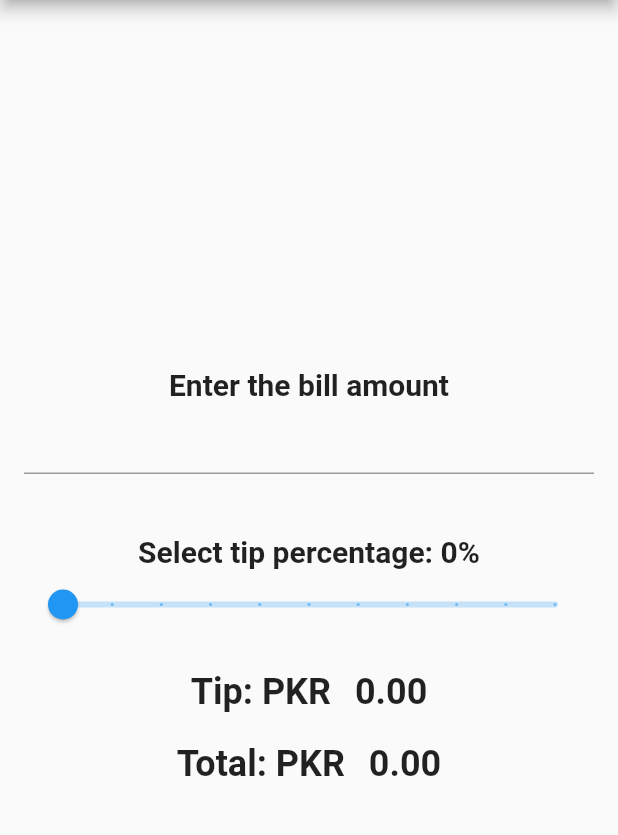
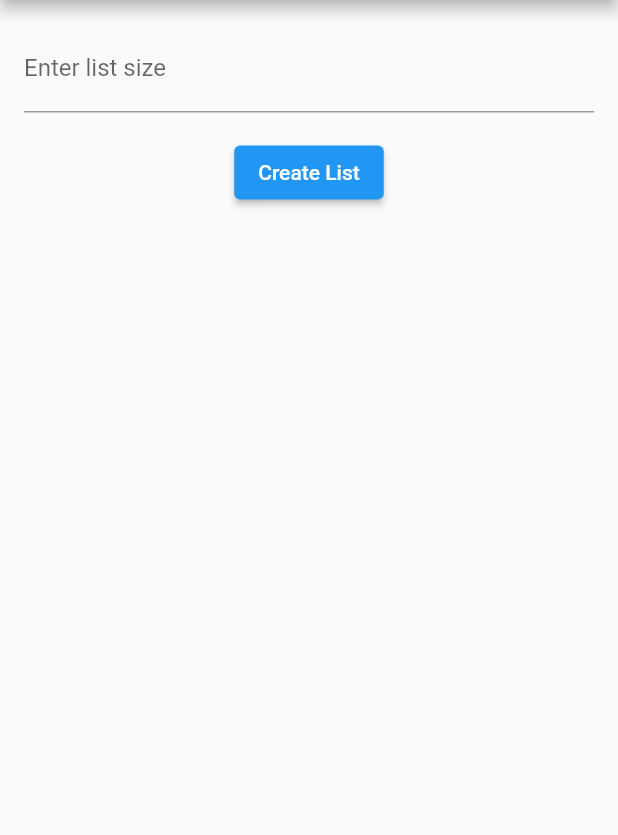
Before and after one commit to HafizAwaiskhan/The-Flutter-Way, a Flutter app: the screen it shows after launch, on a phone screen of 412 x 824 dp, the part 84-919 px from its top. Run offline on Flutter 3.47's test engine with Material 2 defaults, Android fonts, the phone set to English and light mode, and no system bars; our stand-ins replace google_fonts.

Commit message:
Adding grocery list view + separate tip calculator class

```diff
--- /dev/null
+++ b/lib/grocery_list_view.dart
@@ -0,0 +1,52 @@
+import 'package:flutter/material.dart';
+
+class GroceryListView extends StatefulWidget {
+  const GroceryListView({super.key});
+
+  @override
+  _GroceryListViewState createState() => _GroceryListViewState();
+}
+
+class _GroceryListViewState extends State<GroceryListView> {
+  final TextEditingController _listSizeController = TextEditingController();
+  List<String> groceryList = [];
+
+  @override
+  Widget build(BuildContext context) {
+    return Column(
+      children: <Widget>[
+        Padding(
+          padding: const EdgeInsets.all(16.0),
+          child: TextField(
+            controller: _listSizeController,
+            decoration: const InputDecoration(labelText: 'Enter list size'),
+            keyboardType: TextInputType.number,
+          ),
+        ),
+        ElevatedButton(
+          onPressed: () {
+            final int listSize = int.tryParse(_listSizeController.text) ?? 0;
+            setState(() {
+              groceryList = List.generate(
+                listSize,
+                    (index) => 'Item ${index + 1}',
+              );
+            });
+          },
+          child: const Text('Create List'),
+        ),
+        Expanded(
+          child: ListView.builder(
+            itemCount: groceryList.length,
+            itemBuilder: (context, index) {
+              return ListTile(
+                leading: const Icon(Icons.star),
+                title: Text(groceryList[index]),
+              );
+            },
+          ),
+        ),
+      ],
+    );
+  }
+}
--- a/lib/main.dart
+++ b/lib/main.dart
@@ -1,116 +1,45 @@
 import 'package:flutter/material.dart';
 import 'app_strings.dart';
 import 'app_logic.dart';
+import 'grocery_list_view.dart';
 import 'text_styles.dart';
 
 void main() {
-  runApp(const MyApp());
+  runApp( MyApp());
 }
 
 class MyApp extends StatelessWidget {
-  const MyApp({super.key});
 
   @override
   Widget build(BuildContext context) {
-    return const MaterialApp(
-      home: TipCalculator(),
+    return MaterialApp(
+      home: CustomApp()
     );
   }
 }
 
-class TipCalculator extends StatefulWidget {
-  const TipCalculator({super.key});
+class CustomApp extends StatelessWidget {
+  CustomApp({super.key});
 
-  @override
-  _TipCalculatorState createState() => _TipCalculatorState();
-}
-
-class _TipCalculatorState extends State<TipCalculator> {
   final TextEditingController billAmountController = TextEditingController();
   final TipCalculatorLogic logic = TipCalculatorLogic();
 
   @override
   Widget build(BuildContext context) {
     return Scaffold(
-      appBar: AppBar(
-        title: Text(
-          appStrings['appTitle']!,
-          style: CustomTextStyles.textStyle24Bold
-        ),
-        centerTitle: true,
+      appBar: buildAppBar(),
+      // body: TipCalculatorBody(billAmountController: billAmountController,logic: logic), // Use the GroceryListView here
+      body: const GroceryListView(),
+    );
+  }
+
+  AppBar buildAppBar() {
+    return AppBar(
+      title: Text(
+        appStrings['appTitle']!,
+        style: CustomTextStyles.textStyle24Bold,
       ),
-      body: Center(
-        child: Padding(
-          padding: const EdgeInsets.all(16.0),
-          child: Column(
-            mainAxisAlignment: MainAxisAlignment.center,
-            children: <Widget>[
-              Text(
-                appStrings['billAmount']!,
-                style: CustomTextStyles.textStyle20SemiBold
-              ),
-              TextField(
-                keyboardType: TextInputType.number,
-                controller: billAmountController,
-                onChanged: (value) {
-                  setState(() {
-                    logic.billAmount = double.tryParse(value) ?? 0.0;
-                  });
-                },
-              ),
-              const Padding(padding: EdgeInsets.symmetric(vertical: 20.0)),
-              Text(
-                '${appStrings['selectTipPercentage']} ${logic.tipPercentage.toStringAsFixed(0)}%',
-                style: CustomTextStyles.textStyle20SemiBold
-              ),
-              Slider(
-                value: logic.tipPercentage,
-                min: 0,
-                max: 30,
-                divisions: 10,
-                onChanged: (value) {
-                  setState(() {
-                    logic.tipPercentage = value;
-                  });
-                },
-              ),
-              const Padding(padding: EdgeInsets.symmetric(vertical: 10.0)),
-              Row(
-                mainAxisAlignment: MainAxisAlignment.center,
-                children: <Widget>[
-                  Padding(
-                    padding: const EdgeInsets.only(right: 10.0),
-                    child: Text(
-                      appStrings['tip']!,
-                      style: CustomTextStyles.textStyle24Bold
-                    ),
-                  ),
-                  Text(logic.calculateTipAmount().toStringAsFixed(2),
-                    style: CustomTextStyles.textStyle24Bold
-                  ),
-                ],
-              ),
-              const Padding(padding: EdgeInsets.symmetric(vertical: 10.0)),
-              Row(
-                mainAxisAlignment: MainAxisAlignment.center,
-                children: <Widget>[
-                  Padding(
-                    padding: const EdgeInsets.only(right: 10.0),
-                    child: Text(
-                      appStrings['total']!,
-                      style: CustomTextStyles.textStyle24Bold
-                    ),
-                  ),
-                  Text(
-                    logic.calculateTotalAmount().toStringAsFixed(2),
-                    style: CustomTextStyles.textStyle24Bold
-                  ),
-                ],
-              ),
-            ],
-          ),
-        ),
-      ),
+      centerTitle: true,
     );
   }
 }
```
Also changed, not shown: lib/tip_calculator.dart (added, +87 -0 lines).
